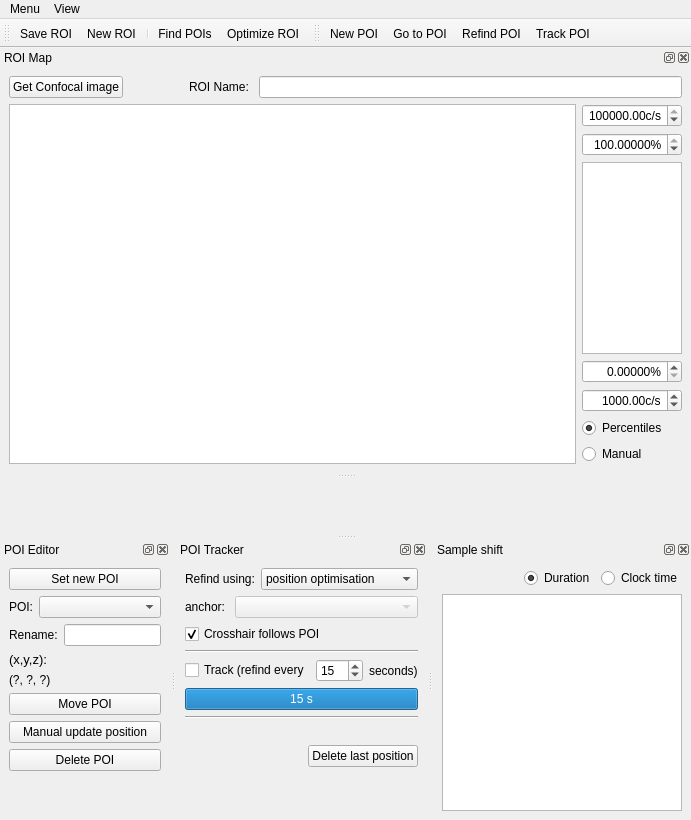
Before: the Qt Designer form gui/poimanager/ui_poimangui.ui in Ulm-IQO/qudi, drawn with Qt 5.
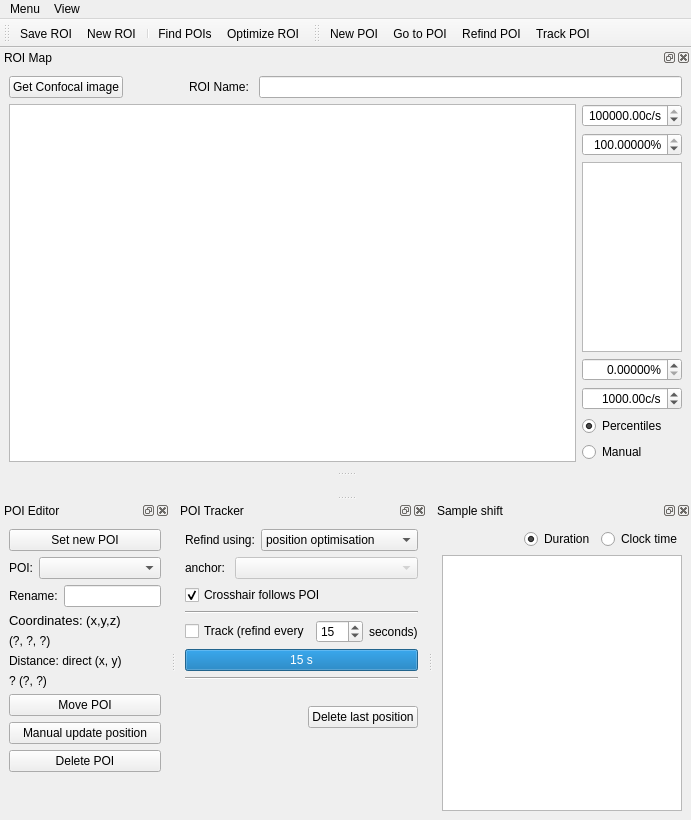
After: the same form once the commit is applied. Icons and pictures are not drawn. Custom widgets are drawn as their Qt base class.

Commit message:
fixed issue #53 on master:
In PoiManager, the distance to the current mouse position on the poi-image is shown.

Diff of the .ui file:
```diff
--- a/gui/poimanager/ui_poimangui.ui
+++ b/gui/poimanager/ui_poimangui.ui
@@ -159,7 +159,7 @@
         </font>
        </property>
        <property name="text">
-        <string>(x,y,z):</string>
+        <string>Coordinates: (x,y,z)</string>
        </property>
       </widget>
      </item>
@@ -176,6 +176,20 @@
        </property>
       </widget>
      </item>
+     <item>
+      <widget class="QLabel" name="label_2">
+       <property name="text">
+        <string>Distance: direct (x, y)</string>
+       </property>
+      </widget>
+     </item>
+     <item>
+      <widget class="QLabel" name="poi_distance_label">
+       <property name="text">
+        <string>? (?, ?)</string>
+       </property>
+      </widget>
+     </item>
      <item>
       <widget class="QPushButton" name="move_poi_PushButton">
        <property name="toolTip">
```
Left out of the diff: 2 changed lines with no effect on the pictures. The commit also changes 1 other file.
